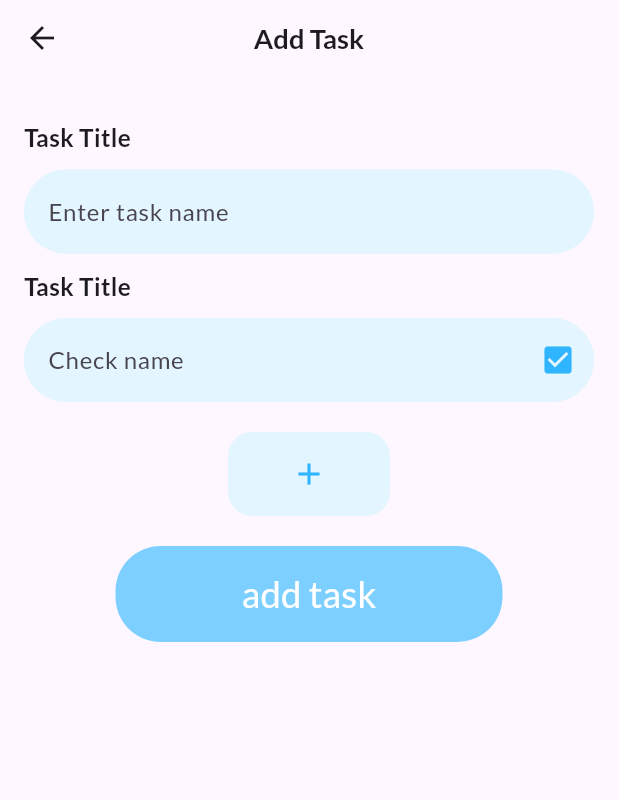
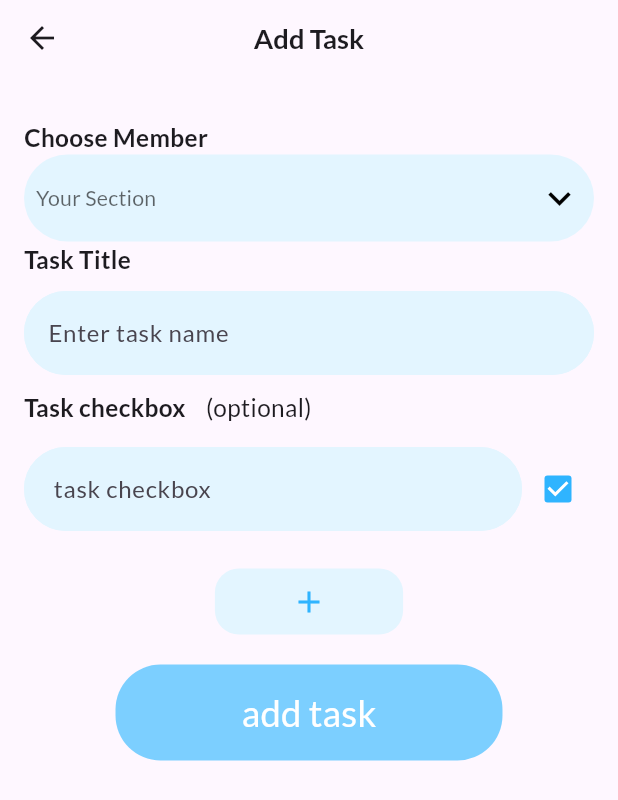
Before and after one commit to abdelrahman3003/Garherly, a Flutter app: the screen it shows after launch, after a tap on the "add" icon, on a phone screen of 412 x 824 dp. Shown: the top 800 px of the screen. Run offline on Flutter 3.47's test engine with Material 3 defaults, Android fonts, the phone set to English and light mode, and no system bars; our stand-ins replace flutter_screenutil, get, google_fonts, image_picker; project files that could hold a hidden picture were left out.

Commit message:
add task

```diff
--- a/lib/controller/home/add_task_controller.dart
+++ b/lib/controller/home/add_task_controller.dart
@@ -1,9 +1,42 @@
+import 'package:flutter/material.dart';
+import 'package:gatherly/core/constatnt/routApp.dart';
 import 'package:get/get.dart';
 
 abstract class AddTaskController extends GetxController {
-
+  addCheck();
+  addTask();
+  onChangeDropDownMember(String val);
 }
 
 class AddTaskControllerImp extends AddTaskController {
+  int task = 1;
+  final GlobalKey<FormState> formKey = GlobalKey<FormState>();
 
+  List<String> members = [
+    'member1',
+    'member2',
+    'member3',
+    'member4',
+  ];
+  String memberValue = "";
+  @override
+  addCheck() {
+    task++;
+    update();
+  }
+
+  @override
+  addTask() {
+    if (formKey.currentState!.validate()) {
+      formKey.currentState!.save();
+      Get.toNamed(kTaskDetailsView);
+    }
+    update();
+  }
+
+  @override
+  onChangeDropDownMember(String val) {
+    memberValue = val.toString();
+    update();
+  }
 }
--- a/lib/view/homepage/widget/bottom_navigate/costom_appbar.dart
+++ b/lib/view/homepage/widget/bottom_navigate/costom_appbar.dart
@@ -15,9 +15,6 @@ class CustomAppBar extends StatelessWidget {
           style: TextStyle(fontSize: 18.sp, fontWeight: FontWeight.w700),
         ),
         centerTitle: true,
-        leading: const Icon(
-          Icons.arrow_back,
-        ),
         actions: [leading ?? const SizedBox()],
         bottom: bottom);
   }
--- a/lib/view/homepage/widget/home/about.dart
+++ b/lib/view/homepage/widget/home/about.dart
@@ -10,11 +10,11 @@ class About extends StatelessWidget {
   Widget build(BuildContext context) {
     return Column(
       children: [
-        const AboutItem(title: "Event title", text: "4-5-2024"),
         const SizedBox(height: 20),
+        const AboutItem(title: "Event title", text: "Event Name"),
         const AboutItem(title: "Event start date", text: "4-5-2024"),
-        const SizedBox(height: 20),
-        const AboutItem(title: "Event end date", text: "4-5-2024"),
+        const AboutItem(title: "Event end date", text: "10-5-2024"),
+        const AboutItem(title: "Member number", text: "5"),
         const SizedBox(height: 20),
         Container(
           height: 170.h,
--- a/lib/view/homepage/widget/home/about_item.dart
+++ b/lib/view/homepage/widget/home/about_item.dart
@@ -1,6 +1,5 @@
 import 'package:flutter/material.dart';
 import 'package:flutter_screenutil/flutter_screenutil.dart';
-import 'package:gatherly/core/constatnt/app_color.dart';
 
 class AboutItem extends StatelessWidget {
   const AboutItem({super.key, required this.title, required this.text});
@@ -8,8 +7,10 @@ class AboutItem extends StatelessWidget {
   final String text;
   @override
   Widget build(BuildContext context) {
-    return Column(
-      crossAxisAlignment: CrossAxisAlignment.start,
+    return Padding(
+      padding: const EdgeInsets.symmetric(vertical: 8),
+      child: Row(
+        mainAxisAlignment: MainAxisAlignment.spaceBetween,
         children: [
           Text(
             title,
@@ -18,24 +19,15 @@ class AboutItem extends StatelessWidget {
               fontWeight: FontWeight.w600,
             ),
           ),
-        const SizedBox(height: 10),
-        Container(
-            height: 50.h,
-            width: double.infinity,
-            decoration: BoxDecoration(
-              color: AppColor.third,
-              borderRadius: BorderRadius.circular(12),
-            ),
-            child: Center(
-              child: Text(
+          Text(
             text,
             style: TextStyle(
               fontSize: 16.sp,
               fontWeight: FontWeight.w400,
             ),
+          )
+        ],
       ),
-            ))
-      ],
     );
   }
 }
--- a/lib/view/homepage/widget/home/add_task_view.dart
+++ b/lib/view/homepage/widget/home/add_task_view.dart
@@ -5,6 +5,7 @@ import 'package:gatherly/core/constatnt/app_color.dart';
 import 'package:gatherly/core/constatnt/validation.dart';
 import 'package:gatherly/core/shared/app_button.dart';
 import 'package:gatherly/view/homepage/widget/bottom_navigate/costom_appbar.dart';
+import 'package:gatherly/view/homepage/widget/home/list_add_task.dart';
 import 'package:get/get.dart';
 
 class AddTaskView extends StatelessWidget {
@@ -17,12 +18,55 @@ class AddTaskView extends StatelessWidget {
         appBar: const PreferredSize(
             preferredSize: Size.fromHeight(50),
             child: CustomAppBar(title: "Add Task")),
-        body: Padding(
+        body: GetBuilder<AddTaskControllerImp>(builder: (controller) {
+          return SingleChildScrollView(
+            child: Padding(
               padding: const EdgeInsets.symmetric(horizontal: 16),
+              child: Form(
+                key: controller.formKey,
                 child: Column(
                   crossAxisAlignment: CrossAxisAlignment.start,
                   children: [
                     const SizedBox(height: 30),
+                    Text(
+                      "Choose Member",
+                      style: TextStyle(
+                        fontSize: 16.sp,
+                        fontWeight: FontWeight.w600,
+                      ),
+                    ),
+                    Container(
+                      decoration: BoxDecoration(
+                          color: AppColor.third,
+                          borderRadius: BorderRadius.circular(30)),
+                      child: DropdownButton(
+                        padding: const EdgeInsets.symmetric(
+                            horizontal: 8, vertical: 5),
+                        dropdownColor: AppColor.third,
+                        value: controller.memberValue.isNotEmpty
+                            ? controller.memberValue
+                            : null, // guard it with null if empty
+                        hint: Text(
+                          'Your Section',
+                          style: TextStyle(
+                            fontSize: 14.sp,
+                            fontWeight: FontWeight.w400,
+                          ),
+                        ),
+                        isExpanded: true,
+                        underline: const SizedBox(),
+                        icon: const Icon(Icons.keyboard_arrow_down,
+                            color: Colors.black),
+                        iconSize: 30,
+                        items: controller.members.map((String items) {
+                          return DropdownMenuItem(
+                              value: items, child: Text(items));
+                        }).toList(),
+                        onChanged: (val) {
+                          controller.onChangeDropDownMember(val.toString());
+                        },
+                      ),
+                    ),
                     Text(
                       "Task Title",
                       style: TextStyle(
@@ -50,68 +94,61 @@ class AddTaskView extends StatelessWidget {
                       },
                     ),
                     const SizedBox(height: 10),
+                    Row(
+                      children: [
                         Text(
-                "Task Title",
+                          "Task checkbox  ",
                           style: TextStyle(
                             fontSize: 16.sp,
                             fontWeight: FontWeight.w600,
                           ),
                         ),
+                        Text(
+                          "  (optional)",
+                          style: TextStyle(
+                            fontSize: 16.sp,
+                            fontWeight: FontWeight.w400,
+                          ),
+                        ),
+                      ],
+                    ),
                     const SizedBox(height: 10),
-              TextFormField(
-                decoration: InputDecoration(
-                  hintText: "Check name ",
-                  fillColor: AppColor.third,
-                  filled: true,
-                  suffixIcon: Icon(
-                    Icons.check_box,
-                    color: AppColor.primary,
-                  ),
-                  focusedBorder: OutlineInputBorder(
-                      borderSide:
-                          BorderSide(color: AppColor.third, width: 1.3.h),
-                      borderRadius: BorderRadius.circular(25)),
-                  enabledBorder: OutlineInputBorder(
-                      borderSide:
-                          BorderSide(color: AppColor.third, width: 1.3.h),
-                      borderRadius: BorderRadius.circular(250)),
-                ),
-                validator: (val) {
-                  return validation(type: "Username", val: val!);
-                },
-              ),
+                    const ListAddedTask(),
                     const SizedBox(height: 20),
                     Center(
+                      child: InkWell(
+                        onTap: controller.addCheck,
                         child: Container(
-                  padding:
-                      const EdgeInsets.symmetric(horizontal: 30, vertical: 4),
+                          padding: EdgeInsets.symmetric(
+                              horizontal: 50.h, vertical: 10),
                           decoration: BoxDecoration(
                             color: AppColor.third,
                             borderRadius: BorderRadius.circular(16),
                           ),
-                  child: IconButton(
-                      onPressed: () {},
-                      icon: const Icon(
+                          child: Icon(
                             Icons.add,
                             color: AppColor.primary,
-                      )),
+                          ),
+                        ),
                       ),
                     ),
                     const SizedBox(height: 20),
                     Center(
                       child: Container(
-                    padding: const EdgeInsets.symmetric(horizontal: 40, vertical: 8),
+                          padding: const EdgeInsets.symmetric(
+                              horizontal: 40, vertical: 8),
                           decoration: BoxDecoration(
                             borderRadius: BorderRadius.circular(30),
                             color: AppColor.secondry,
                           ),
                           child: AppButton(
-                      name: "add task",
-                      onPressed: () {},
-                    )),
+                              name: "add task", onPressed: controller.addTask)),
                     ),
                   ],
                 ),
-        ));
+              ),
+            ),
+          );
+        }));
   }
 }
--- /dev/null
+++ b/lib/view/homepage/widget/home/checkbox_textform.dart
@@ -0,0 +1,39 @@
+import 'package:flutter/material.dart';
+import 'package:flutter_screenutil/flutter_screenutil.dart';
+import 'package:gatherly/core/constatnt/app_color.dart';
+import 'package:gatherly/core/constatnt/validation.dart';
+
+class CheckboxTextForm extends StatelessWidget {
+  const CheckboxTextForm({super.key});
+
+  @override
+  Widget build(BuildContext context) {
+    return Row(
+      children: [
+        Expanded(
+          child: Padding(
+            padding: const EdgeInsets.symmetric(vertical: 5),
+            child: TextFormField(
+              decoration: InputDecoration(
+                hintText: " task checkbox ",
+                fillColor: AppColor.third,
+                filled: true,
+                focusedBorder: OutlineInputBorder(
+                    borderSide: BorderSide(color: AppColor.third, width: 1.3.h),
+                    borderRadius: BorderRadius.circular(25)),
+                enabledBorder: OutlineInputBorder(
+                    borderSide: BorderSide(color: AppColor.third, width: 1.3.h),
+                    borderRadius: BorderRadius.circular(250)),
+              ),
+              validator: (val) {
+                return validation(type: "Username", val: val!);
+              },
+            ),
+          ),
+        ),
+        Checkbox(
+            activeColor: AppColor.primary, value: true, onChanged: (val) {})
+      ],
+    );
+  }
+}
--- /dev/null
+++ b/lib/view/homepage/widget/home/list_add_task.dart
@@ -0,0 +1,22 @@
+import 'package:flutter/material.dart';
+import 'package:gatherly/controller/home/add_task_controller.dart';
+import 'package:gatherly/view/homepage/widget/home/checkbox_textform.dart';
+import 'package:get/get.dart';
+
+class ListAddedTask extends StatelessWidget {
+  const ListAddedTask({super.key});
+
+  @override
+  Widget build(BuildContext context) {
+    return GetBuilder<AddTaskControllerImp>(
+      builder: (controller) {
+        return ListView.builder(
+          shrinkWrap: true,
+          physics: const NeverScrollableScrollPhysics(),
+          itemCount: controller.task,
+          itemBuilder: (context, index) => const CheckboxTextForm(),
+        );
+      }
+    );
+  }
+}
```
Lines whose indentation alone changed are shown as unchanged.
